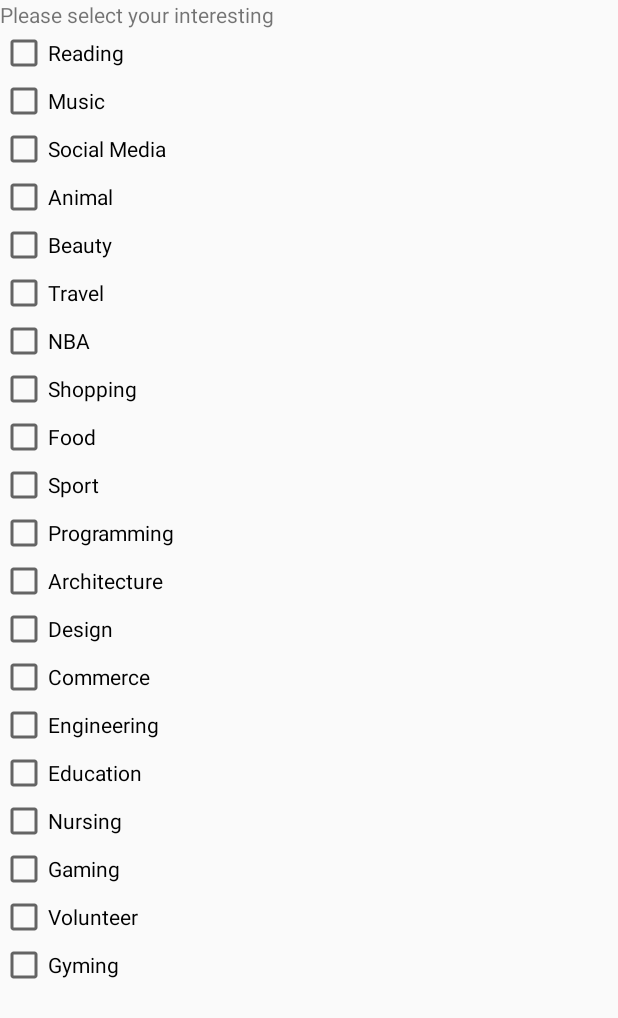
After one commit to syybly/twig, an Android app: the layout perpage.xml on its own in the app's theme, with its tools: preview values and no code run, on a phone screen of 412 x 824 dp. The commit adds this screen. Shown: the top 1018 px of the screen. Run offline under Robolectric (Android 15) with nearby library versions, the phone set to English and light mode, and no system bars.

Commit message:
add the preference page

```diff
--- a/app/src/main/res/layout/loginpage.xml
+++ b/app/src/main/res/layout/loginpage.xml
@@ -40,7 +40,6 @@
         android:layout_below="@id/Password"
         android:layout_centerHorizontal="true"
 
-
         android:layout_marginTop="40dp"
         android:background="@color/colorAccent"
         android:ems="10"
--- /dev/null
+++ b/app/src/main/res/layout/perpage.xml
@@ -0,0 +1,131 @@
+<?xml version="1.0" encoding="utf-8"?>
+<LinearLayout xmlns:android="http://schemas.android.com/apk/res/android"
+    android:orientation="vertical" android:layout_width="match_parent"
+    android:layout_height="match_parent">
+
+    <TextView
+        android:id="@+id/select"
+        android:layout_width="match_parent"
+        android:layout_height="wrap_content"
+        android:text="@string/select" />
+
+    <CheckBox
+        android:id="@+id/reading"
+        android:layout_width="match_parent"
+        android:layout_height="wrap_content"
+        android:text="@string/reading" />
+
+    <CheckBox
+        android:id="@+id/music"
+        android:layout_width="match_parent"
+        android:layout_height="wrap_content"
+        android:text="@string/music" />
+
+    <CheckBox
+        android:id="@+id/socialmedia"
+        android:layout_width="match_parent"
+        android:layout_height="wrap_content"
+        android:text="@string/socialmedia"/>
+
+    <CheckBox
+        android:id="@+id/animal"
+        android:layout_width="match_parent"
+        android:layout_height="wrap_content"
+        android:text="@string/animal" />
+
+    <CheckBox
+        android:id="@+id/beauty"
+        android:layout_width="match_parent"
+        android:layout_height="wrap_content"
+        android:text="@string/beauty" />
+
+    <CheckBox
+        android:id="@+id/travel"
+        android:layout_width="match_parent"
+        android:layout_height="wrap_content"
+        android:text="@string/travel" />
+
+    <CheckBox
+        android:id="@+id/NBA"
+        android:layout_width="match_parent"
+        android:layout_height="wrap_content"
+        android:text="@string/NBA" />
+
+    <CheckBox
+        android:id="@+id/shopping"
+        android:layout_width="match_parent"
+        android:layout_height="wrap_content"
+        android:text="@string/shopping" />
+
+    <CheckBox
+        android:id="@+id/food"
+        android:layout_width="match_parent"
+        android:layout_height="wrap_content"
+        android:text="@string/food" />
+
+    <CheckBox
+        android:id="@+id/sporting"
+        android:layout_width="match_parent"
+        android:layout_height="wrap_content"
+        android:text="@string/sport" />
+
+    <CheckBox
+        android:id="@+id/programming"
+        android:layout_width="match_parent"
+        android:layout_height="wrap_content"
+        android:text="@string/programming" />
+
+    <CheckBox
+        android:id="@+id/architecture"
+        android:layout_width="match_parent"
+        android:layout_height="wrap_content"
+        android:text="@string/architecture" />
+
+    <CheckBox
+        android:id="@+id/design"
+        android:layout_width="match_parent"
+        android:layout_height="wrap_content"
+        android:text="@string/design" />
+
+    <CheckBox
+        android:id="@+id/commerce"
+        android:layout_width="match_parent"
+        android:layout_height="wrap_content"
+        android:text="@string/commerce" />
+
+    <CheckBox
+        android:id="@+id/engineering"
+        android:layout_width="match_parent"
+        android:layout_height="wrap_content"
+        android:text="@string/engineering" />
+
+    <CheckBox
+        android:id="@+id/education"
+        android:layout_width="match_parent"
+        android:layout_height="wrap_content"
+        android:text="@string/education" />
+
+    <CheckBox
+        android:id="@+id/nursing"
+        android:layout_width="match_parent"
+        android:layout_height="wrap_content"
+        android:text="@string/nursing" />
+
+    <CheckBox
+        android:id="@+id/gaming"
+        android:layout_width="match_parent"
+        android:layout_height="wrap_content"
+        android:text="@string/gaming" />
+
+    <CheckBox
+        android:id="@+id/volunteer"
+        android:layout_width="match_parent"
+        android:layout_height="wrap_content"
+        android:text="@string/volunteer" />
+
+    <CheckBox
+        android:id="@+id/gymming"
+        android:layout_width="match_parent"
+        android:layout_height="wrap_content"
+        android:text="@string/gyming" />
+</LinearLayout>
--- a/app/src/main/res/values/strings.xml
+++ b/app/src/main/res/values/strings.xml
@@ -17,6 +17,25 @@
     <string name="Login">Sign In</string>
 
     <string name="Submit">Submit</string>
-
-
+    <string name="select">Please select your interesting</string>
+    <string name="reading">Reading</string>
+    <string name="music">Music</string>
+    <string name="socialmedia">Social Media</string>
+    <string name="animal">Animal</string>
+    <string name="beauty">Beauty</string>
+    <string name="travel">Travel</string>
+    <string name="NBA">NBA</string>
+    <string name="shopping">Shopping</string>
+    <string name="food">Food</string>
+    <string name="sport">Sport</string>
+    <string name="programming">Programming</string>
+    <string name="architecture">Architecture</string>
+    <string name="design">Design</string>
+    <string name="commerce">Commerce</string>
+    <string name="engineering">Engineering</string>
+    <string name="education">Education</string>
+    <string name="gaming">Gaming</string>
+    <string name="nursing">Nursing</string>
+    <string name="volunteer">Volunteer</string>
+    <string name="gyming">Gyming</string>
 </resources>
```
Also changed, not shown: 1 other file.
